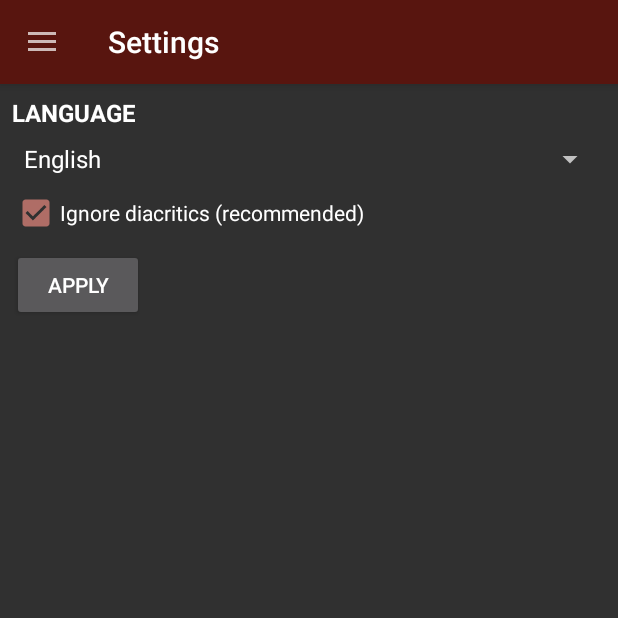
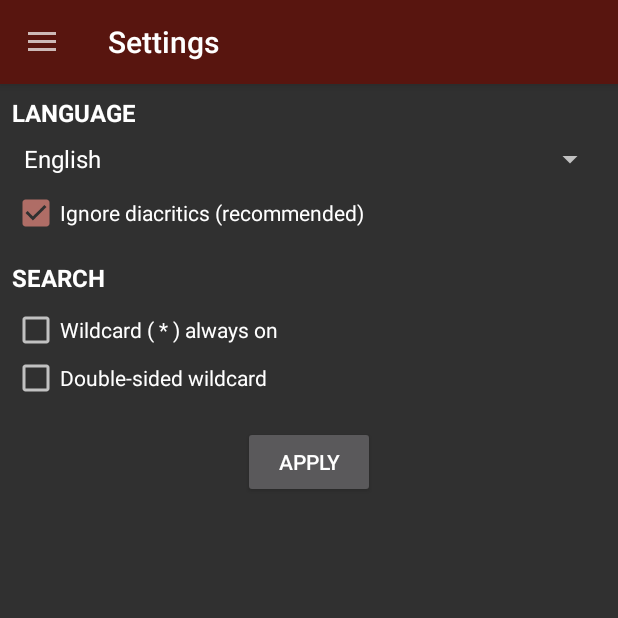
Before and after one commit to sheyon/LegendsLibrary, an Android app: the SettingsActivity screen opened directly, with no data from a screen before it, after a tap on "APPLY", on a phone screen of 412 x 824 dp, the top half of it. Run offline under Robolectric (Android 15) with nearby library versions, the phone set to English and light mode, and no system bars; libraries missing offline, so code that uses them is left out: com.readystatesoftware.sqliteasset; 3 statements that could not run were skipped.

Commit message:
Search prefs

```diff
--- a/app/src/main/java/com/sheyon/fivecats/legendslibrary/LoreActivity.java
+++ b/app/src/main/java/com/sheyon/fivecats/legendslibrary/LoreActivity.java
@@ -116,6 +116,7 @@ public class LoreActivity extends AppCompatActivity implements View.OnClickListe
                 highlight(blackSignalText, blackSignalTextview);
             }
         }
+
         //A LORE MAY OR MAY NOT HAVE A BLACK SIGNAL TO DISPLAY
         if (blackSignalText != null) {
             blackSignalTextview.setVisibility(View.VISIBLE);
@@ -158,6 +159,10 @@ public class LoreActivity extends AppCompatActivity implements View.OnClickListe
         else {
             Spannable highlighted = new SpannableString(originalText);
 
+            //THIS PREVENTS THE HIGHLIGHTER FROM FINDING A SINGLE HIT THEN ABORTING, RESULTING IN AN EMPTY STRING
+            textView.setText(originalText);
+            textView.setVisibility(View.VISIBLE);
+
             while (start >= 0) {
                 //GETS THE START AND END POSITIONS OF THE WORD TO BE HIGHLIGHTED
                 int spanStart = Math.min(start, originalText.length());
@@ -180,28 +185,26 @@ public class LoreActivity extends AppCompatActivity implements View.OnClickListe
                                     highlighted.charAt(spanEnd) == '!' || highlighted.charAt(spanEnd) == ';' || highlighted.charAt(spanEnd) == ':' ||
                                     highlighted.charAt(spanEnd) == '\"' ) ) {
                         textView.setText(highlighted);
-                        textView.setVisibility(View.VISIBLE);
                     }
-                    else{
+                    else {
                         highlighted.removeSpan(span);
                     }
                 }
                 else {
-                    //WILDCARD-ON WILL RETURN RESULT* (BUT NOT *RESULT)
-                    if ( highlighted.charAt(spanStart - 1) == ' ' || highlighted.charAt(spanStart - 1) == '\n' || highlighted.charAt(spanStart - 1) == '-' ||
+                    //DOUBLE WILDCARDS WILL RETURN *RESULT, *RESULT*, and RESULT*
+                    if (legendsPrefs.getDoubleWildcardPref()) {
+                        textView.setText(highlighted);
+                    }
+                    else {
+                        //SIMPLE WILDCARD WILL RETURN ONLY RESULT*
+                        if ( highlighted.charAt(spanStart - 1) == ' ' || highlighted.charAt(spanStart - 1) == '\n' || highlighted.charAt(spanStart - 1) == '-' ||
                                 highlighted.charAt(spanStart - 1) == '\"' || highlighted.charAt(spanStart - 1) == '\'') {
                             textView.setText(highlighted);
-                            textView.setVisibility(View.VISIBLE);
+                        }
+                        else {
+                            highlighted.removeSpan(span);
+                        }
                     }
-                    //GERMAN MIGHT BENEFIT FROM TRUE WILDCARD...
-                    if (legendsPrefs.getLangPref() == 1 ) {
-                        textView.setText(highlighted);
-                        textView.setVisibility(View.VISIBLE);
-                    }
-//                    DO I NEED THS?
-//                    else {
-//                        highlighted.removeSpan(span);
-//                    }
                 }
                 //SETS THE NEW START POINT AND THEN LOOP
                 start = normalizedText.indexOf(searchString, spanEnd);
--- a/app/src/main/java/com/sheyon/fivecats/legendslibrary/SearchFragment.java
+++ b/app/src/main/java/com/sheyon/fivecats/legendslibrary/SearchFragment.java
@@ -40,6 +40,7 @@ public class SearchFragment extends Fragment implements FragmentVisibilityListen
 
     private int prefsLang;
     private boolean prefsNormalization;
+    private boolean prefsWildcardOn;
 
     private Cursor cursor;
     private Cursor refreshedCursor;
@@ -81,6 +82,7 @@ public class SearchFragment extends Fragment implements FragmentVisibilityListen
         LegendsPreferences legendsPrefs = LegendsPreferences.getInstance(getContext());
         prefsLang = legendsPrefs.getLangPref();
         prefsNormalization = legendsPrefs.getNormalizationPref();
+        prefsWildcardOn = legendsPrefs.getWildcardAlwaysOnPref();
     }
 
     private void setupSearchBar(View view) {
@@ -137,7 +139,12 @@ public class SearchFragment extends Fragment implements FragmentVisibilityListen
         closeCursor();
         getPrefs();
 
-        //FOR DE and FR; ENGLISH DOES NOT SUPPORT A NORMALIZATION QUERY
+        //PREF OVERRIDE CHECK
+        if (prefsWildcardOn) {
+            searchString = searchString + "*";
+        }
+
+        //FOR DE and FR (NORMALIZED); ENGLISH DOES NOT SUPPORT A NORMALIZATION QUERY
         if (prefsNormalization && prefsLang != 0) {
             searchString = normalizeSearchString(searchString);
 
@@ -147,7 +154,7 @@ public class SearchFragment extends Fragment implements FragmentVisibilityListen
             cursor = legendsDB.rawQuery(Queries.QUERY_FTS_NORMALIZED, selectionArgs);
         }
         else {
-            //CHECK FOR ROMANIAN WORDS
+            //FOR EN, DE, FR (UN-NORMALIZED); CHECK FOR ROMANIAN WORDS FIRST
             searchString = checkForRomanianWords(searchString);
 
             modString = "'"+searchString+"'";
--- a/app/src/main/java/com/sheyon/fivecats/legendslibrary/SettingsActivity.java
+++ b/app/src/main/java/com/sheyon/fivecats/legendslibrary/SettingsActivity.java
@@ -26,6 +26,8 @@ public class SettingsActivity extends AppCompatActivity {
 
     private UniversalDrawer universalDrawer;
     private CheckBox langCheckbox;
+    private CheckBox wildcardOn;
+    private CheckBox doubleWildcard;
     private int langSelection;
     private LegendsPreferences legendsPrefs;
     private boolean normalizationSelection = true;
@@ -45,7 +47,8 @@ public class SettingsActivity extends AppCompatActivity {
 
         setupLangSpinner();
         setupLangCheckbox();
-        setupLangButton();
+        setupApplyButton();
+        setupSearchCheckboxes();
     }
 
     private void setupLangSpinner() {
@@ -61,10 +64,10 @@ public class SettingsActivity extends AppCompatActivity {
                 if (parent.getItemAtPosition(position).equals("English")) {
                     langSelection = LoreLibrary.LANG_EN;
                 }
-                if (parent.getItemAtPosition(position).equals("German")) {
+                if (parent.getItemAtPosition(position).equals("Deutsch")) {
                     langSelection = LoreLibrary.LANG_DE;
                 }
-                if (parent.getItemAtPosition(position).equals("French")) {
+                if (parent.getItemAtPosition(position).equals("Français")) {
                     langSelection = LoreLibrary.LANG_FR;
                 }
             }
@@ -83,21 +86,31 @@ public class SettingsActivity extends AppCompatActivity {
         langCheckbox.setChecked(legendsPrefs.getNormalizationPref());
     }
 
-    private void setupLangButton() {
-        Button langButtonApply = (Button) findViewById(R.id.settings_lang_button);
+    private void setupSearchCheckboxes() {
+        wildcardOn = (CheckBox) findViewById(R.id.settings_search_wildcard_on);
+        wildcardOn.setChecked(legendsPrefs.getWildcardAlwaysOnPref());
 
-        langButtonApply.setOnClickListener(new View.OnClickListener() {
+        doubleWildcard = (CheckBox) findViewById(R.id.settings_search_double_wildcard);
+        doubleWildcard.setChecked(legendsPrefs.getDoubleWildcardPref());
+    }
+
+    private void setupApplyButton() {
+        Button settingsApplyButton = (Button) findViewById(R.id.settings_lang_button);
+
+        settingsApplyButton.setOnClickListener(new View.OnClickListener() {
             @Override
             public void onClick(View v) {
-                if (langCheckbox.isChecked()) {
-                    normalizationSelection = true;
-                }
-                else {
-                    normalizationSelection = false;
-                }
+//                if (langCheckbox.isChecked()) {
+//                    normalizationSelection = true;
+//                }
+//                else {
+//                    normalizationSelection = false;
+//                }
 
                 legendsPrefs.setLangPref(langSelection);
-                legendsPrefs.setNormalizationPref(normalizationSelection);
+                legendsPrefs.setNormalizationPref(langCheckbox.isChecked());
+                legendsPrefs.setWildcardAlwaysOnPref(wildcardOn.isChecked());
+                legendsPrefs.setDoubleWildcardPref(doubleWildcard.isChecked());
                 restartDatabase();
             }
         });
--- a/app/src/main/java/com/sheyon/fivecats/legendslibrary/data/LegendsPreferences.java
+++ b/app/src/main/java/com/sheyon/fivecats/legendslibrary/data/LegendsPreferences.java
@@ -10,6 +10,8 @@ public class LegendsPreferences {
 
     public static final String PREF_LANG = "LANG_PREFS";
     public static final String PREF_NORMALIZATION = "NORMALIZATION_PREFS";
+    public static final String PREF_WILDCARD_ON = "WILDCARD_ON_PREFS";
+    public static final String PREF_DOUBLE_WILDCARD = "DOUBLE_WILDCARD_PREFS";
 
     private SharedPreferences mPref;
     private SharedPreferences.Editor mEditor;
@@ -38,6 +40,18 @@ public class LegendsPreferences {
         doCommit();
     }
 
+    public void setWildcardAlwaysOnPref(boolean val) {
+        doEdit();
+        mEditor.putBoolean(PREF_WILDCARD_ON, val);
+        doCommit();
+    }
+
+    public void setDoubleWildcardPref(boolean val) {
+        doEdit();
+        mEditor.putBoolean(PREF_DOUBLE_WILDCARD, val);
+        doCommit();
+    }
+
     public boolean doesContain(String prefKey){
         doEdit();
         return mPref.contains(prefKey);
@@ -49,6 +63,14 @@ public class LegendsPreferences {
 
     public boolean getNormalizationPref() {
         return mPref.getBoolean(PREF_NORMALIZATION, true);
+    }
+
+    public boolean getWildcardAlwaysOnPref() {
+        return mPref.getBoolean(PREF_WILDCARD_ON, false);
+    }
+
+    public boolean getDoubleWildcardPref() {
+        return mPref.getBoolean(PREF_DOUBLE_WILDCARD, false);
     }
 
     private void doEdit() {
--- a/app/src/main/res/layout/activity_lore.xml
+++ b/app/src/main/res/layout/activity_lore.xml
@@ -98,7 +98,7 @@
                     android:layout_height="wrap_content"
                     android:layout_marginLeft="8dp"
                     android:layout_marginStart="8dp"
-                    android:text="The Buzzing Text"
+                    android:text="@string/empty_error"
                     android:textIsSelectable="true"
                     android:textSize="16sp" />
 
@@ -126,7 +126,7 @@
                     android:layout_marginLeft="8dp"
                     android:layout_marginStart="8dp"
                     android:gravity="top"
-                    android:text="The Black Signal Text"
+                    android:text="@string/empty_error"
                     android:textIsSelectable="true"
                     android:textSize="16sp"
                     android:visibility="gone" />
--- a/app/src/main/res/layout/activity_settings.xml
+++ b/app/src/main/res/layout/activity_settings.xml
@@ -53,12 +53,34 @@
                     android:layout_width="wrap_content"
                     android:layout_height="wrap_content"
                     android:text="@string/settings_checkbox_diacritics"
+                    android:layout_marginBottom="16dp"/>
+
+                <TextView
+                    android:layout_width="wrap_content"
+                    android:layout_height="wrap_content"
+                    android:textAppearance="@style/AboutHeaderStyles"
+                    android:text="Search"
                     android:layout_marginBottom="8dp"/>
+
+                <CheckBox
+                    android:id="@+id/settings_search_wildcard_on"
+                    android:layout_width="wrap_content"
+                    android:layout_height="wrap_content"
+                    android:text="Wildcard ( * ) always on"
+                    android:layout_marginBottom="0dp"/>
+
+                <CheckBox
+                    android:id="@+id/settings_search_double_wildcard"
+                    android:layout_width="wrap_content"
+                    android:layout_height="wrap_content"
+                    android:text="Double-sided wildcard"
+                    android:layout_marginBottom="16dp"/>
 
                 <Button
                     android:id="@+id/settings_lang_button"
                     android:layout_width="wrap_content"
                     android:layout_height="wrap_content"
+                    android:layout_gravity="center_horizontal"
                     android:text="@string/settings_button_apply"/>
 
             </LinearLayout>
--- a/app/src/main/res/values/strings.xml
+++ b/app/src/main/res/values/strings.xml
@@ -15,8 +15,8 @@
 
     <string-array name="languages_array">
         <item>English</item>
-        <item>German</item>
-        <item>French</item>
+        <item>Deutsch</item>
+        <item>Français</item>
     </string-array>
 
     <string-array name="drawer_items">
@@ -31,6 +31,8 @@
     <string name="empty_nothing_here">There\'s nothing here!</string>
     <string name="empty_library_awaits">The library awaits&#8230;</string>
     <string name="empty_retrieving">Retrieving&#8230;</string>
+
+    <string name="empty_error">If you see this, there was an error! Please report it to the author so that it can be investigated!</string>
 
     <string name="title_categories">Categories</string>
     <string name="title_alphabetical">Alphabetical</string>
@@ -53,7 +55,7 @@
     <string name="toast_no_email">There was an error in locating an email program.</string>
     <string name="toast_faves_removed">All favorites removed.</string>
     <string name="toast_already_empty">This list is already empty.</string>
-    <string name="toast_lang_changes">Language changes applied.</string>
+    <string name="toast_lang_changes">Changes applied.</string>
 
     <string name="fave_added">added to Favorites.</string>
     <string name="fave_removed">removed from Favorites.</string>
@@ -68,7 +70,7 @@
     <string name="popup_ligatures">Ligatures (œ and ß) are not normalized! Do not decompose into oe or sz when searching!</string>
     <string name="popup_close">Close</string>
 
-    <string name="about_aboutText">The Legends Library is a resource for players of the modern horror MMORPG the <b>Secret World</b> and <b>Secret World: Legends</b> by Funcom. All in-game Legends (or Lore, as some players might know them) are complied into a searchable database for reading or research. The author hopes that you enjoy this resource, made completely free and ad-free to you, as you peer into the intricate world of secret societies, magic, and twisting horrors.
+    <string name="about_aboutText">The Legends Library is a resource for players of the modern horror MMORPG the <b>Secret World</b> and <b>Secret World: Legends</b> by Funcom. All in-game Legends (or Lore, as some players might know them) are compiled into a searchable database for reading or research. The author hopes that you enjoy this resource, made completely free and ad-free to you, as you peer into the world of secret societies, magic, and twisting horrors.
     \n\nBut don\'t look too deeply, sweetling&#8230;</string>
     <string name="about_privacyText">The Legends Library is an off-line app. It collects no information about you, your device, or your habits. It does not communicate to any outside servers. Rest assured that the author is not an agent of the Illuminati (or any other secret society) and has no interest or desire to collect or sell any information about you to third-parties, especially without your consent.</string>
     <string name="about_legalText">The Legends Library application and logo are the author\'s own copyright © 2017. They may not be redistributed or altered or sold for commercial use.
```
